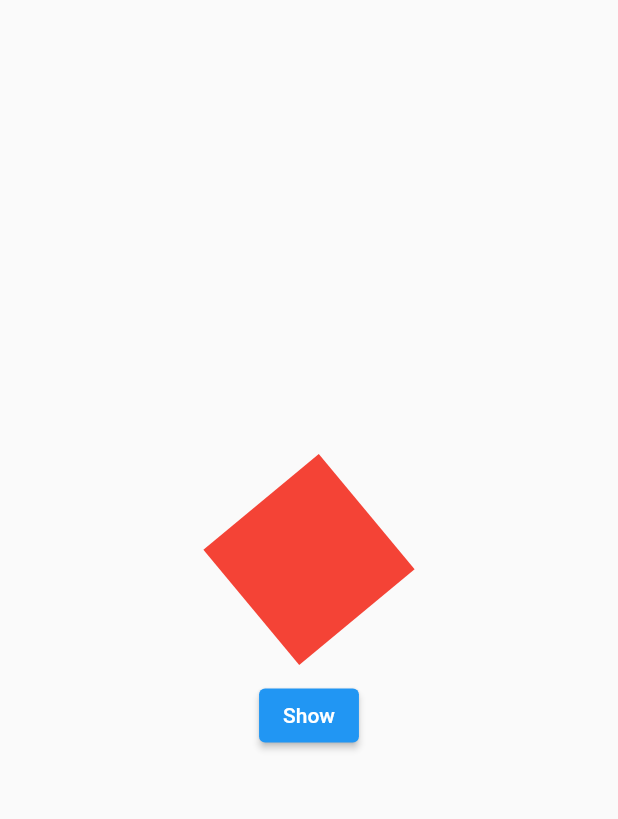
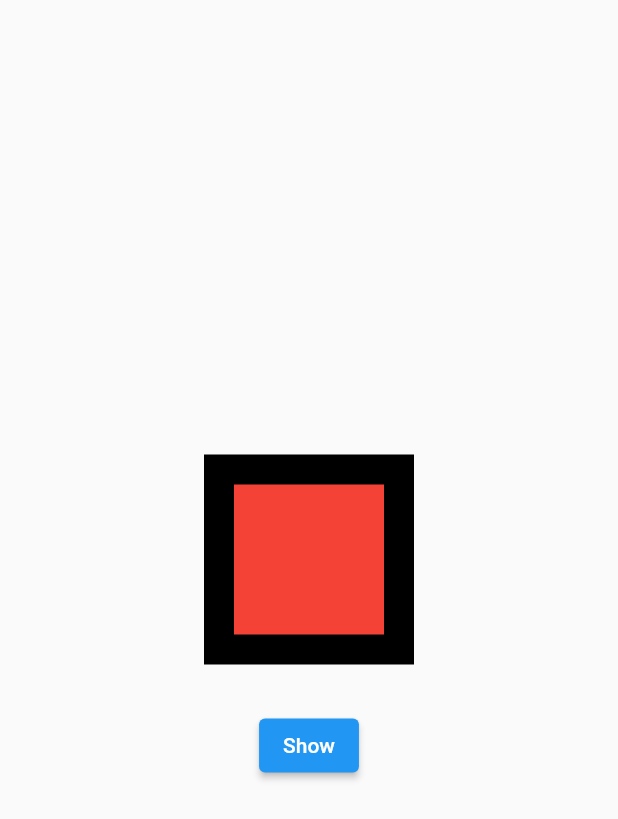
Before and after one commit to DaemonAssassin/implicit-animations, a Flutter app: the screen it shows after launch, after a tap on "Show", on a phone screen of 412 x 824 dp. Shown: the top 819 px of the screen. Run offline on Flutter 3.47's test engine with Material 2 defaults, Android fonts, the phone set to English and light mode, and no system bars.

Commit message:
Learned AnimatedPadding

```diff
--- a/lib/main.dart
+++ b/lib/main.dart
@@ -1,5 +1,5 @@
 import 'package:flutter/material.dart';
-import 'package:implicit_animations_flutter/widgets/animated_widgets/animated_rotation.dart';
+import 'package:implicit_animations_flutter/widgets/animated_widgets/animated_padding.dart';
 
 void main(List<String> args) {
   runApp(const MyApp());
@@ -13,7 +13,7 @@ class MyApp extends StatelessWidget {
     return const MaterialApp(
       home: Scaffold(
         body: Center(
-          child: MyAnimatedRotation(),
+          child: MyAnimatedPadding(),
         ),
       ),
     );
--- /dev/null
+++ b/lib/widgets/animated_widgets/animated_padding.dart
@@ -0,0 +1,49 @@
+import 'package:flutter/material.dart';
+import '../../utils/helper_widgets.dart';
+
+class MyAnimatedPadding extends StatefulWidget {
+  const MyAnimatedPadding({Key? key}) : super(key: key);
+
+  @override
+  State<MyAnimatedPadding> createState() => MyAnimatedPaddingState();
+}
+
+class MyAnimatedPaddingState extends State<MyAnimatedPadding> {
+  EdgeInsets _padding = EdgeInsets.zero;
+
+  void _changePadding() {
+    setState(() {
+      _padding = _padding == EdgeInsets.zero
+          ? const EdgeInsets.all(20)
+          : EdgeInsets.zero;
+    });
+  }
+
+  @override
+  Widget build(BuildContext context) {
+    return Column(
+      mainAxisAlignment: MainAxisAlignment.center,
+      children: [
+        Container(
+          color: Colors.black,
+          child: AnimatedPadding(
+            padding: _padding,
+            duration: const Duration(seconds: 1),
+            child: Container(
+              color: Colors.red,
+              width: 100.0,
+              height: 100.0,
+            ),
+          ),
+        ),
+        addVerticalSpace(30.0),
+        buildButton(
+          text: 'Show',
+          onPressed: () {
+            _changePadding();
+          },
+        ),
+      ],
+    );
+  }
+}
```
